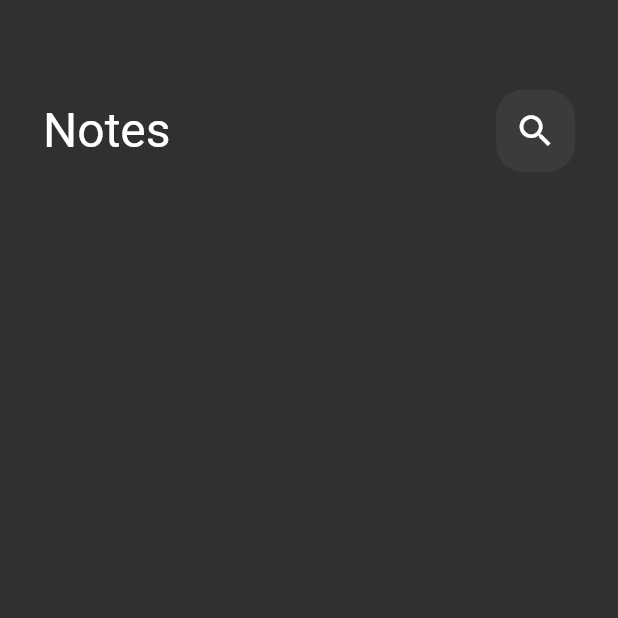
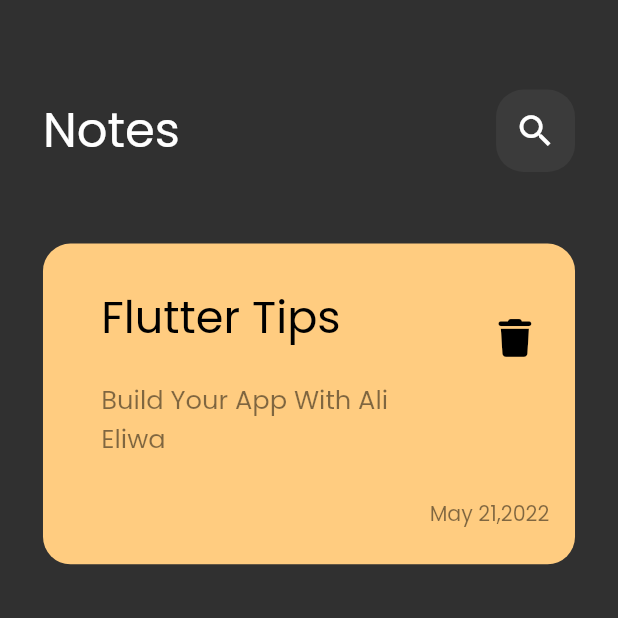
Before and after one commit to Alieliwa/NoteApp, a Flutter app: the screen it shows after launch, on a phone screen of 412 x 824 dp, the top half of it. Run offline on Flutter 3.47's test engine with Material 2 defaults, Android fonts, the phone set to English and light mode, and no system bars; our stand-ins replace flutter_screenutil, font_awesome_flutter.

Commit message:
Finish NoteItem

```diff
--- a/lib/main.dart
+++ b/lib/main.dart
@@ -18,7 +18,7 @@ class NotesApp extends StatelessWidget {
       builder: (BuildContext context, Widget? child) {
         return MaterialApp(
           debugShowCheckedModeBanner: false,
-          theme: ThemeData.dark(),
+          theme: ThemeData(brightness: Brightness.dark,fontFamily: 'Poppins'),
           home: const NotesView(),
         );
       },
--- a/lib/views/widget/custom_searchiscon.dart
+++ b/lib/views/widget/custom_searchiscon.dart
@@ -12,8 +12,8 @@ class CustomSearchIcon extends StatelessWidget {
         color: Colors.white.withOpacity(.05),
         borderRadius: BorderRadius.circular(16.r),
       ),
-      child: const Center(
-        child: Icon(Icons.search,size: 28,),
+      child:  Center(
+        child: Icon(Icons.search,size: 28.sm,),
       ),
     );
   }
--- /dev/null
+++ b/lib/views/widget/note_item.dart
@@ -0,0 +1,54 @@
+import 'package:flutter/material.dart';
+import 'package:flutter_screenutil/flutter_screenutil.dart';
+import 'package:font_awesome_flutter/font_awesome_flutter.dart';
+
+class NoteItem extends StatelessWidget {
+  const NoteItem({Key? key}) : super(key: key);
+
+  @override
+  Widget build(BuildContext context) {
+    return Container(
+      padding: const EdgeInsets.only(
+        top: 20,
+        left: 20,
+        bottom: 20,
+      ).r ,
+      decoration: BoxDecoration(
+        color: Color(0xffFFCC80),
+        borderRadius: BorderRadius.circular(16).w ,
+      ),
+      child: Column(
+        crossAxisAlignment: CrossAxisAlignment.end,
+        children: [
+          ListTile(
+            title: Padding(
+              padding: EdgeInsets.only(bottom: 16.0.h),
+              child: Text(
+                'Flutter Tips',
+                style: TextStyle(color: Colors.black, fontSize: 26.sp),
+              ),
+            ),
+            subtitle: Text(
+              'Build Your App With Ali Eliwa',
+              style: TextStyle(
+                  color: Colors.black.withOpacity(.5), fontSize: 15.sp),
+            ),
+            trailing: IconButton(
+              onPressed: () {},
+              icon:  Icon(
+                FontAwesomeIcons.trash,
+                color: Colors.black,
+                size: 25.sm,
+              ),
+            ),
+          ),
+          Padding(
+            padding: const EdgeInsets.only(right: 15.0,top: 20).r,
+            child: Text("May 21,2022",
+                style: TextStyle(color: Colors.black.withOpacity(.5),fontSize: 12.sp),),
+          ),
+        ],
+      ),
+    );
+  }
+}
--- a/lib/views/widget/notes_viewbody.dart
+++ b/lib/views/widget/notes_viewbody.dart
@@ -1,6 +1,7 @@
 import 'package:flutter/material.dart';
 import 'package:flutter_screenutil/flutter_screenutil.dart';
 import 'package:notesapp/views/widget/custom_appbar.dart';
+import 'package:notesapp/views/widget/note_item.dart';
 class NotesViewBody extends StatelessWidget {
   const NotesViewBody({Key? key}) : super(key: key);
 
@@ -12,6 +13,8 @@ class NotesViewBody extends StatelessWidget {
         children:  [
           SizedBox(height: 50.h,),
           const CustomAppBar(),
+          SizedBox(height: 40.h,),
+          const NoteItem(),
         ],
       ),
     );
```
Also changed, not shown: pubspec.yaml (+5 -11 lines), assets/fonts/Poppins-Regular.ttf (added), pubspec.lock.
